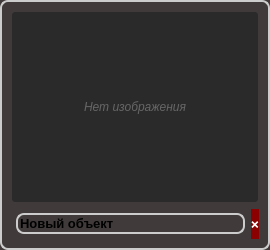
Old version of the form src/uis/widgets/object_card.ui in the repository b1t0nese/MacLearn.
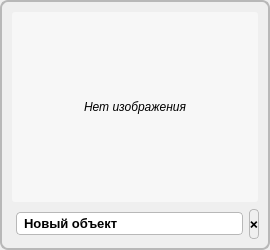
New version of the form.

The edit to the form file:
```diff
--- a/src/uis/widgets/object_card.ui
+++ b/src/uis/widgets/object_card.ui
@@ -17,9 +17,10 @@
   <property name="styleSheet">
    <string notr="true">
 QWidget {
-    background-color: #403a3a;
-    border: 2px solid #ccc;
+    background-color: palette(window);
+    border: 2px solid palette(mid);
     border-radius: 8px;
+    color: palette(window-text);
 }
    </string>
   </property>
@@ -29,12 +30,12 @@
       <property name="styleSheet">
        <string notr="true">
 QLabel {
-    color: #666; 
+    color: palette(placeholder-text); 
     font-style: italic; 
     font-size: 12px;
     border: 2px solid transparent;
     border-radius: 4px;
-    background-color: #2a2a2a;
+    background-color: palette(alternate-base);
 }
 QLabel:hover {border-color: #0078d7;}
        </string>
@@ -52,7 +53,21 @@
      <item>
       <widget class="QLineEdit" name="object_name">
        <property name="styleSheet">
-        <string notr="true">font-weight: bold; font-size: 13px; margin-left: 5px;</string>
+        <string notr="true">
+QLineEdit {
+    font-weight: bold; 
+    font-size: 13px; 
+    margin-left: 5px;
+    background-color: palette(base);
+    color: palette(text);
+    border: 1px solid palette(mid);
+    border-radius: 4px;
+    padding: 2px 5px;
+}
+QLineEdit:focus {
+    border-color: palette(highlight);
+}
+        </string>
        </property>
        <property name="text">
         <string>Новый объект</string>
@@ -67,10 +82,11 @@
        <property name="styleSheet">
         <string notr="true">
 QPushButton {
-    background-color: #8b0000;
-    color: white;
-    border: none;
+    background-color: palette(button);
+    color: palette(button-text);
+    border: 1px solid palette(mid);
     font-size: 10px;
+    border-radius: 4px;
 }
 QPushButton:hover {border-color: #c00000ff;}
         </string>
```
Left out of the diff: 12 changed lines with no effect on the pictures.
